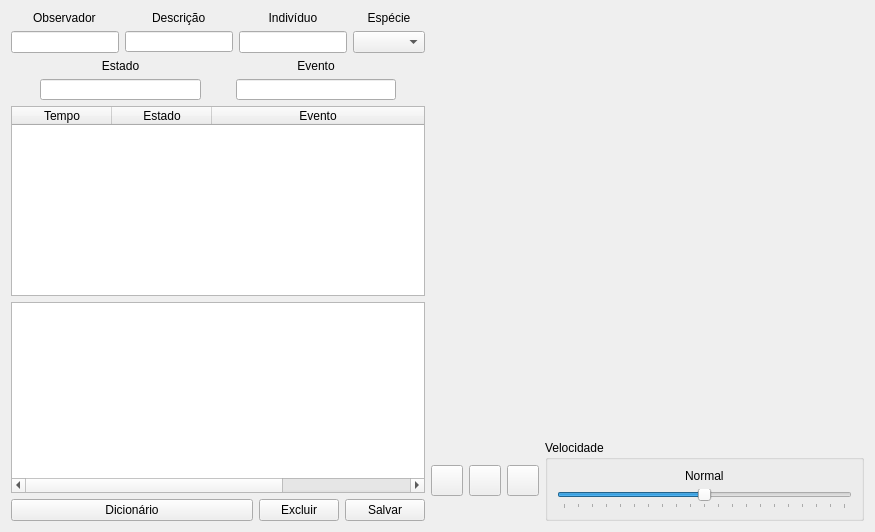
Above: Video/videowindow.ui from gavaza/pacca before the change. Below: the same form after it.
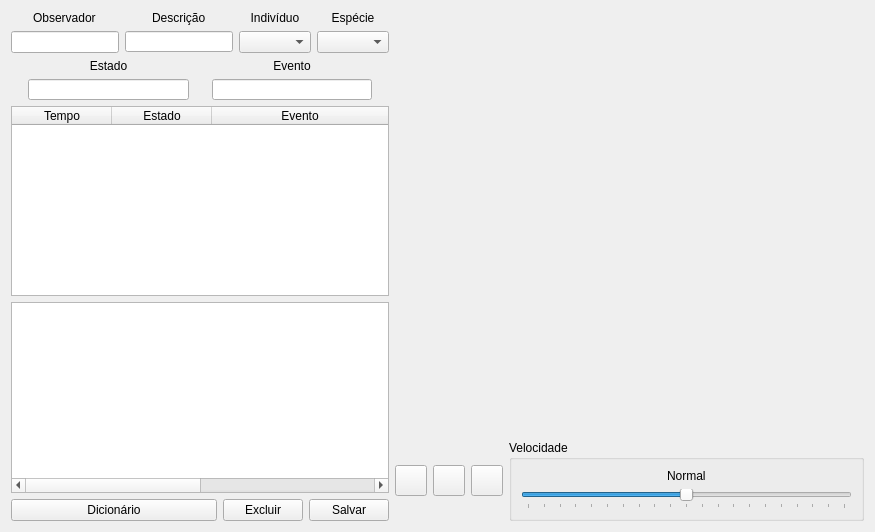
That is the form after the change. Icons and pictures are not drawn. Custom widgets are drawn as their Qt base class.

Commit message: Incluindo uma tabela de individuos/subjects no banco de dados. Foram implementadas as classes de controle do banco para essa nova informação. Incluídas também as opções de escolha de indivíduo durante a codificação de vídeo/audio e na importação de texto.

Patch:
```diff
--- a/Video/videowindow.ui
+++ b/Video/videowindow.ui
@@ -195,16 +195,6 @@
          </property>
         </widget>
        </item>
-       <item row="2" column="2">
-        <widget class="QLineEdit" name="subject">
-         <property name="sizePolicy">
-          <sizepolicy hsizetype="Maximum" vsizetype="Fixed">
-           <horstretch>0</horstretch>
-           <verstretch>0</verstretch>
-          </sizepolicy>
-         </property>
-        </widget>
-       </item>
        <item row="1" column="2">
         <widget class="QLabel" name="label">
          <property name="text">
@@ -229,6 +219,9 @@
          </item>
         </layout>
        </item>
+       <item row="2" column="2">
+        <widget class="QComboBox" name="subject"/>
+       </item>
       </layout>
      </item>
      <item row="4" column="0">
```
Left out of the diff: 7 changed lines with no effect on the pictures. The commit also changes 20 other files.
